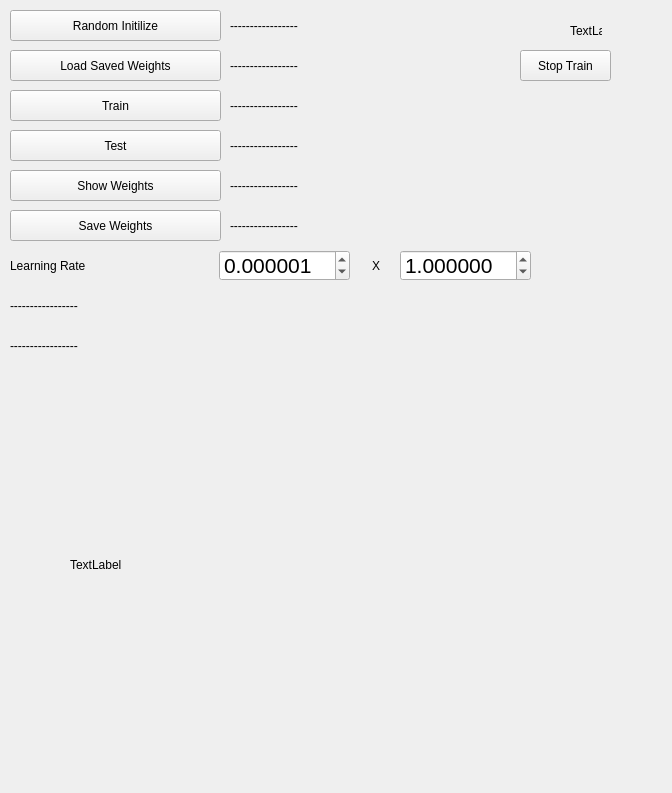
The window that mainwindow.ui (ahmetcihan/hand_recognition) describes before a commit, drawn with Qt 5.
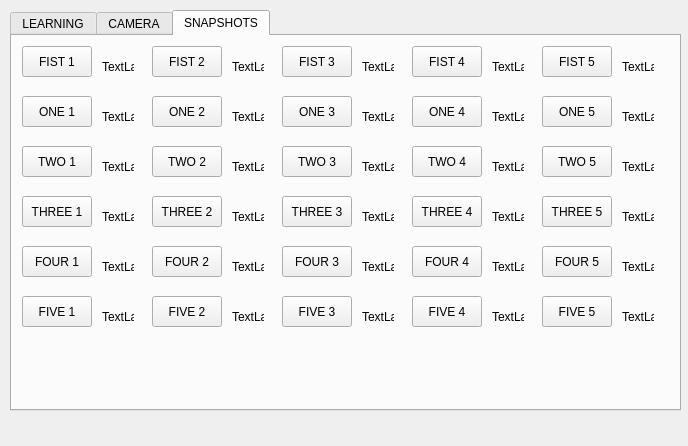
The same window after the commit.

Commit message: snapshot images are taken

Patch:
```diff
--- a/mainwindow.ui
+++ b/mainwindow.ui
@@ -6,317 +6,1164 @@
    <rect>
     <x>0</x>
     <y>0</y>
-    <width>672</width>
-    <height>793</height>
+    <width>688</width>
+    <height>446</height>
    </rect>
   </property>
   <property name="windowTitle">
    <string>MainWindow</string>
   </property>
   <widget class="QWidget" name="centralWidget">
-   <widget class="QLabel" name="label_hand_two">
-    <property name="geometry">
-     <rect>
-      <x>570</x>
-      <y>10</y>
-      <width>32</width>
-      <height>42</height>
-     </rect>
-    </property>
-    <property name="text">
-     <string>TextLabel</string>
-    </property>
-   </widget>
-   <widget class="QPushButton" name="pushButton_76800_1024_1024_6_train">
-    <property name="geometry">
-     <rect>
-      <x>10</x>
-      <y>90</y>
-      <width>211</width>
-      <height>31</height>
-     </rect>
-    </property>
-    <property name="text">
-     <string>Train</string>
-    </property>
-   </widget>
-   <widget class="QPushButton" name="pushButton_76800_1024_1024_6_random_initilize">
-    <property name="geometry">
-     <rect>
-      <x>10</x>
-      <y>10</y>
-      <width>211</width>
-      <height>31</height>
-     </rect>
-    </property>
-    <property name="text">
-     <string>Random Initilize</string>
-    </property>
-   </widget>
-   <widget class="QPushButton" name="pushButton_76800_1024_1024_6_load_saved_weights">
-    <property name="geometry">
-     <rect>
-      <x>10</x>
-      <y>50</y>
-      <width>211</width>
-      <height>31</height>
-     </rect>
-    </property>
-    <property name="text">
-     <string>Load Saved Weights</string>
-    </property>
-   </widget>
-   <widget class="QLabel" name="label_76800_1024_1024_6_train">
-    <property name="geometry">
-     <rect>
-      <x>230</x>
-      <y>90</y>
-      <width>200</width>
-      <height>31</height>
-     </rect>
-    </property>
-    <property name="text">
-     <string>-----------------</string>
-    </property>
-   </widget>
-   <widget class="QPushButton" name="pushButton_76800_1024_1024_6_stop_train">
-    <property name="geometry">
-     <rect>
-      <x>520</x>
-      <y>50</y>
-      <width>91</width>
-      <height>31</height>
-     </rect>
-    </property>
-    <property name="text">
-     <string>Stop Train</string>
-    </property>
-   </widget>
-   <widget class="QLabel" name="label_76800_1024_1024_6_test">
-    <property name="geometry">
-     <rect>
-      <x>230</x>
-      <y>130</y>
-      <width>200</width>
-      <height>31</height>
-     </rect>
-    </property>
-    <property name="text">
-     <string>-----------------</string>
-    </property>
-   </widget>
-   <widget class="QLabel" name="label_76800_1024_1024_6_train_status_2">
-    <property name="geometry">
-     <rect>
-      <x>10</x>
-      <y>330</y>
-      <width>401</width>
-      <height>31</height>
-     </rect>
-    </property>
-    <property name="text">
-     <string>-----------------</string>
-    </property>
-   </widget>
-   <widget class="QPushButton" name="pushButton_76800_1024_1024_6_show_weights">
-    <property name="geometry">
-     <rect>
-      <x>10</x>
-      <y>170</y>
-      <width>211</width>
-      <height>31</height>
-     </rect>
-    </property>
-    <property name="text">
-     <string>Show Weights</string>
-    </property>
-   </widget>
-   <widget class="QLabel" name="label_76800_1024_1024_6_show_weights">
-    <property name="geometry">
-     <rect>
-      <x>230</x>
-      <y>170</y>
-      <width>200</width>
-      <height>31</height>
-     </rect>
-    </property>
-    <property name="text">
-     <string>-----------------</string>
-    </property>
-   </widget>
-   <widget class="QLabel" name="label_76800_1024_1024_6_save_weights">
-    <property name="geometry">
-     <rect>
-      <x>230</x>
-      <y>210</y>
-      <width>200</width>
-      <height>31</height>
-     </rect>
-    </property>
-    <property name="text">
-     <string>-----------------</string>
-    </property>
-   </widget>
-   <widget class="QLabel" name="label_76800_1024_1024_6_load_saved_weights">
-    <property name="geometry">
-     <rect>
-      <x>230</x>
-      <y>50</y>
-      <width>200</width>
-      <height>31</height>
-     </rect>
-    </property>
-    <property name="text">
-     <string>-----------------</string>
-    </property>
-   </widget>
-   <widget class="QLabel" name="label_76800_1024_1024_6_train_status">
-    <property name="geometry">
-     <rect>
-      <x>10</x>
-      <y>290</y>
-      <width>401</width>
-      <height>31</height>
-     </rect>
-    </property>
-    <property name="text">
-     <string>-----------------</string>
-    </property>
-   </widget>
-   <widget class="QPushButton" name="pushButton_76800_1024_1024_6_save_weights">
-    <property name="geometry">
-     <rect>
-      <x>10</x>
-      <y>210</y>
-      <width>211</width>
-      <height>31</height>
-     </rect>
-    </property>
-    <property name="text">
-     <string>Save Weights</string>
-    </property>
-   </widget>
-   <widget class="QPushButton" name="pushButton_76800_1024_1024_6_test">
-    <property name="geometry">
-     <rect>
-      <x>10</x>
-      <y>130</y>
-      <width>211</width>
-      <height>31</height>
-     </rect>
-    </property>
-    <property name="text">
-     <string>Test</string>
-    </property>
-   </widget>
-   <widget class="QLabel" name="label_76800_1024_1024_6_random_initilize">
-    <property name="geometry">
-     <rect>
-      <x>230</x>
-      <y>10</y>
-      <width>200</width>
-      <height>31</height>
-     </rect>
-    </property>
-    <property name="text">
-     <string>-----------------</string>
-    </property>
-   </widget>
-   <widget class="QLabel" name="label_76800_1024_1024_6_test_2">
-    <property name="geometry">
-     <rect>
-      <x>10</x>
-      <y>250</y>
-      <width>210</width>
-      <height>31</height>
-     </rect>
-    </property>
-    <property name="text">
-     <string>Learning Rate</string>
-    </property>
-   </widget>
-   <widget class="QDoubleSpinBox" name="doubleSpinBox">
-    <property name="geometry">
-     <rect>
-      <x>219</x>
-      <y>250</y>
-      <width>131</width>
-      <height>31</height>
-     </rect>
-    </property>
-    <property name="font">
-     <font>
-      <pointsize>16</pointsize>
-     </font>
-    </property>
-    <property name="decimals">
-     <number>6</number>
-    </property>
-    <property name="maximum">
-     <double>10.000000000000000</double>
-    </property>
-    <property name="singleStep">
-     <double>0.000001000000000</double>
-    </property>
-    <property name="value">
-     <double>0.000001000000000</double>
-    </property>
-   </widget>
-   <widget class="QDoubleSpinBox" name="doubleSpinBox_2">
-    <property name="geometry">
-     <rect>
-      <x>400</x>
-      <y>250</y>
-      <width>131</width>
-      <height>31</height>
-     </rect>
-    </property>
-    <property name="font">
-     <font>
-      <pointsize>16</pointsize>
-     </font>
-    </property>
-    <property name="decimals">
-     <number>6</number>
-    </property>
-    <property name="maximum">
-     <double>10.000000000000000</double>
-    </property>
-    <property name="singleStep">
-     <double>0.000001000000000</double>
-    </property>
-    <property name="value">
-     <double>1.000000000000000</double>
-    </property>
-   </widget>
-   <widget class="QLabel" name="label_hand_two_2">
-    <property name="geometry">
-     <rect>
-      <x>360</x>
-      <y>250</y>
-      <width>32</width>
-      <height>31</height>
-     </rect>
-    </property>
-    <property name="text">
-     <string>X</string>
-    </property>
-    <property name="alignment">
-     <set>Qt::AlignCenter</set>
-    </property>
-   </widget>
-   <widget class="QLabel" name="label_video">
-    <property name="geometry">
-     <rect>
-      <x>70</x>
-      <y>430</y>
-      <width>480</width>
-      <height>270</height>
-     </rect>
-    </property>
-    <property name="text">
-     <string>TextLabel</string>
-    </property>
+   <widget class="QTabWidget" name="tabWidget">
+    <property name="geometry">
+     <rect>
+      <x>10</x>
+      <y>10</y>
+      <width>671</width>
+      <height>401</height>
+     </rect>
+    </property>
+    <property name="currentIndex">
+     <number>2</number>
+    </property>
+    <widget class="QWidget" name="tab">
+     <attribute name="title">
+      <string>LEARNING</string>
+     </attribute>
+     <widget class="QLabel" name="label_76800_1024_1024_6_train_status_2">
+      <property name="geometry">
+       <rect>
+        <x>0</x>
+        <y>330</y>
+        <width>401</width>
+        <height>31</height>
+       </rect>
+      </property>
+      <property name="text">
+       <string>-----------------</string>
+      </property>
+     </widget>
+     <widget class="QPushButton" name="pushButton_76800_1024_1024_6_save_weights">
+      <property name="geometry">
+       <rect>
+        <x>0</x>
+        <y>210</y>
+        <width>211</width>
+        <height>31</height>
+       </rect>
+      </property>
+      <property name="text">
+       <string>Save Weights</string>
+      </property>
+     </widget>
+     <widget class="QLabel" name="label_76800_1024_1024_6_save_weights">
+      <property name="geometry">
+       <rect>
+        <x>220</x>
+        <y>210</y>
+        <width>200</width>
+        <height>31</height>
+       </rect>
+      </property>
+      <property name="text">
+       <string>-----------------</string>
+      </property>
+     </widget>
+     <widget class="QPushButton" name="pushButton_76800_1024_1024_6_train">
+      <property name="geometry">
+       <rect>
+        <x>0</x>
+        <y>90</y>
+        <width>211</width>
+        <height>31</height>
+       </rect>
+      </property>
+      <property name="text">
+       <string>Train</string>
+      </property>
+     </widget>
+     <widget class="QLabel" name="label_76800_1024_1024_6_train_status">
+      <property name="geometry">
+       <rect>
+        <x>0</x>
+        <y>290</y>
+        <width>401</width>
+        <height>31</height>
+       </rect>
+      </property>
+      <property name="text">
+       <string>-----------------</string>
+      </property>
+     </widget>
+     <widget class="QPushButton" name="pushButton_76800_1024_1024_6_load_saved_weights">
+      <property name="geometry">
+       <rect>
+        <x>0</x>
+        <y>50</y>
+        <width>211</width>
+        <height>31</height>
+       </rect>
+      </property>
+      <property name="text">
+       <string>Load Saved Weights</string>
+      </property>
+     </widget>
+     <widget class="QLabel" name="label_76800_1024_1024_6_load_saved_weights">
+      <property name="geometry">
+       <rect>
+        <x>220</x>
+        <y>50</y>
+        <width>200</width>
+        <height>31</height>
+       </rect>
+      </property>
+      <property name="text">
+       <string>-----------------</string>
+      </property>
+     </widget>
+     <widget class="QLabel" name="label_76800_1024_1024_6_show_weights">
+      <property name="geometry">
+       <rect>
+        <x>220</x>
+        <y>170</y>
+        <width>200</width>
+        <height>31</height>
+       </rect>
+      </property>
+      <property name="text">
+       <string>-----------------</string>
+      </property>
+     </widget>
+     <widget class="QPushButton" name="pushButton_76800_1024_1024_6_show_weights">
+      <property name="geometry">
+       <rect>
+        <x>0</x>
+        <y>170</y>
+        <width>211</width>
+        <height>31</height>
+       </rect>
+      </property>
+      <property name="text">
+       <string>Show Weights</string>
+      </property>
+     </widget>
+     <widget class="QLabel" name="label_hand_two_2">
+      <property name="geometry">
+       <rect>
+        <x>350</x>
+        <y>250</y>
+        <width>32</width>
+        <height>31</height>
+       </rect>
+      </property>
+      <property name="text">
+       <string>X</string>
+      </property>
+      <property name="alignment">
+       <set>Qt::AlignCenter</set>
+      </property>
+     </widget>
+     <widget class="QLabel" name="label_76800_1024_1024_6_test">
+      <property name="geometry">
+       <rect>
+        <x>220</x>
+        <y>130</y>
+        <width>200</width>
+        <height>31</height>
+       </rect>
+      </property>
+      <property name="text">
+       <string>-----------------</string>
+      </property>
+     </widget>
+     <widget class="QLabel" name="label_76800_1024_1024_6_random_initilize">
+      <property name="geometry">
+       <rect>
+        <x>220</x>
+        <y>10</y>
+        <width>200</width>
+        <height>31</height>
+       </rect>
+      </property>
+      <property name="text">
+       <string>-----------------</string>
+      </property>
+     </widget>
+     <widget class="QLabel" name="label_76800_1024_1024_6_train">
+      <property name="geometry">
+       <rect>
+        <x>220</x>
+        <y>90</y>
+        <width>200</width>
+        <height>31</height>
+       </rect>
+      </property>
+      <property name="text">
+       <string>-----------------</string>
+      </property>
+     </widget>
+     <widget class="QDoubleSpinBox" name="doubleSpinBox">
+      <property name="geometry">
+       <rect>
+        <x>209</x>
+        <y>250</y>
+        <width>131</width>
+        <height>31</height>
+       </rect>
+      </property>
+      <property name="font">
+       <font>
+        <pointsize>16</pointsize>
+       </font>
+      </property>
+      <property name="decimals">
+       <number>6</number>
+      </property>
+      <property name="maximum">
+       <double>10.000000000000000</double>
+      </property>
+      <property name="singleStep">
+       <double>0.000001000000000</double>
+      </property>
+      <property name="value">
+       <double>0.000001000000000</double>
+      </property>
+     </widget>
+     <widget class="QDoubleSpinBox" name="doubleSpinBox_2">
+      <property name="geometry">
+       <rect>
+        <x>390</x>
+        <y>250</y>
+        <width>131</width>
+        <height>31</height>
+       </rect>
+      </property>
+      <property name="font">
+       <font>
+        <pointsize>16</pointsize>
+       </font>
+      </property>
+      <property name="decimals">
+       <number>6</number>
+      </property>
+      <property name="maximum">
+       <double>10.000000000000000</double>
+      </property>
+      <property name="singleStep">
+       <double>0.000001000000000</double>
+      </property>
+      <property name="value">
+       <double>1.000000000000000</double>
+      </property>
+     </widget>
+     <widget class="QLabel" name="label_76800_1024_1024_6_test_2">
+      <property name="geometry">
+       <rect>
+        <x>0</x>
+        <y>250</y>
+        <width>210</width>
+        <height>31</height>
+       </rect>
+      </property>
+      <property name="text">
+       <string>Learning Rate</string>
+      </property>
+     </widget>
+     <widget class="QPushButton" name="pushButton_76800_1024_1024_6_test">
+      <property name="geometry">
+       <rect>
+        <x>0</x>
+        <y>130</y>
+        <width>211</width>
+        <height>31</height>
+       </rect>
+      </property>
+      <property name="text">
+       <string>Test</string>
+      </property>
+     </widget>
+     <widget class="QPushButton" name="pushButton_76800_1024_1024_6_random_initilize">
+      <property name="geometry">
+       <rect>
+        <x>0</x>
+        <y>10</y>
+        <width>211</width>
+        <height>31</height>
+       </rect>
+      </property>
+      <property name="text">
+       <string>Random Initilize</string>
+      </property>
+     </widget>
+     <widget class="QLabel" name="label_hand_two">
+      <property name="geometry">
+       <rect>
+        <x>490</x>
+        <y>10</y>
+        <width>32</width>
+        <height>42</height>
+       </rect>
+      </property>
+      <property name="text">
+       <string>TextLabel</string>
+      </property>
+     </widget>
+     <widget class="QPushButton" name="pushButton_76800_1024_1024_6_stop_train">
+      <property name="geometry">
+       <rect>
+        <x>440</x>
+        <y>60</y>
+        <width>91</width>
+        <height>31</height>
+       </rect>
+      </property>
+      <property name="text">
+       <string>Stop Train</string>
+      </property>
+     </widget>
+    </widget>
+    <widget class="QWidget" name="tab_2">
+     <attribute name="title">
+      <string>CAMERA</string>
+     </attribute>
+     <widget class="QLabel" name="label_video">
+      <property name="geometry">
+       <rect>
+        <x>10</x>
+        <y>10</y>
+        <width>320</width>
+        <height>240</height>
+       </rect>
+      </property>
+      <property name="text">
+       <string>TextLabel</string>
+      </property>
+     </widget>
+     <widget class="QLabel" name="label_video_rotated">
+      <property name="geometry">
+       <rect>
+        <x>340</x>
+        <y>10</y>
+        <width>240</width>
+        <height>320</height>
+       </rect>
+      </property>
+      <property name="text">
+       <string>TextLabel</string>
+      </property>
+     </widget>
+     <widget class="QLabel" name="label_video_small_monochrome">
+      <property name="geometry">
+       <rect>
+        <x>10</x>
+        <y>310</y>
+        <width>32</width>
+        <height>42</height>
+       </rect>
+      </property>
+      <property name="text">
+       <string>TextLabel</string>
+      </property>
+     </widget>
+     <widget class="QPushButton" name="pushButton_shot">
+      <property name="geometry">
+       <rect>
+        <x>90</x>
+        <y>310</y>
+        <width>91</width>
+        <height>31</height>
+       </rect>
+      </property>
+      <property name="text">
+       <string>SHOT</string>
+      </property>
+     </widget>
+    </widget>
+    <widget class="QWidget" name="tab_3">
+     <attribute name="title">
+      <string>SNAPSHOTS</string>
+     </attribute>
+     <widget class="QPushButton" name="pushButton_snapshot_fist_1">
+      <property name="geometry">
+       <rect>
+        <x>10</x>
+        <y>10</y>
+        <width>70</width>
+        <height>31</height>
+       </rect>
+      </property>
+      <property name="text">
+       <string>FIST 1</string>
+      </property>
+     </widget>
+     <widget class="QLabel" name="label_snapshot_fist_1">
+      <property name="geometry">
+       <rect>
+        <x>90</x>
+        <y>10</y>
+        <width>32</width>
+        <height>42</height>
+       </rect>
+      </property>
+      <property name="text">
+       <string>TextLabel</string>
+      </property>
+     </widget>
+     <widget class="QLabel" name="label_snapshot_one_1">
+      <property name="geometry">
+       <rect>
+        <x>90</x>
+        <y>60</y>
+        <width>32</width>
+        <height>42</height>
+       </rect>
+      </property>
+      <property name="text">
+       <string>TextLabel</string>
+      </property>
+     </widget>
+     <widget class="QPushButton" name="pushButton_snapshot_one_1">
+      <property name="geometry">
+       <rect>
+        <x>10</x>
+        <y>60</y>
+        <width>70</width>
+        <height>31</height>
+       </rect>
+      </property>
+      <property name="text">
+       <string>ONE 1</string>
+      </property>
+     </widget>
+     <widget class="QPushButton" name="pushButton_snapshot_two_1">
+      <property name="geometry">
+       <rect>
+        <x>10</x>
+        <y>110</y>
+        <width>70</width>
+        <height>31</height>
+       </rect>
+      </property>
+      <property name="text">
+       <string>TWO 1</string>
+      </property>
+     </widget>
+     <widget class="QLabel" name="label_snapshot_two_1">
+      <property name="geometry">
+       <rect>
+        <x>90</x>
+        <y>110</y>
+        <width>32</width>
+        <height>42</height>
+       </rect>
+      </property>
+      <property name="text">
+       <string>TextLabel</string>
+      </property>
+     </widget>
+     <widget class="QPushButton" name="pushButton_snapshot_three_1">
+      <property name="geometry">
+       <rect>
+        <x>10</x>
+        <y>160</y>
+        <width>70</width>
+        <height>31</height>
+       </rect>
+      </property>
+      <property name="text">
+       <string>THREE 1</string>
+      </property>
+     </widget>
+     <widget class="QLabel" name="label_snapshot_three_1">
+      <property name="geometry">
+       <rect>
+        <x>90</x>
+        <y>160</y>
+        <width>32</width>
+        <height>42</height>
+       </rect>
+      </property>
+      <property name="text">
+       <string>TextLabel</string>
+      </property>
+     </widget>
+     <widget class="QPushButton" name="pushButton_snapshot_four_1">
+      <property name="geometry">
+       <rect>
+        <x>10</x>
+        <y>210</y>
+        <width>70</width>
+        <height>31</height>
+       </rect>
+      </property>
+      <property name="text">
+       <string>FOUR 1</string>
+      </property>
+     </widget>
+     <widget class="QLabel" name="label_snapshot_four_1">
+      <property name="geometry">
+       <rect>
+        <x>90</x>
+        <y>210</y>
+        <width>32</width>
+        <height>42</height>
+       </rect>
+      </property>
+      <property name="text">
+       <string>TextLabel</string>
+      </property>
+     </widget>
+     <widget class="QPushButton" name="pushButton_snapshot_five_1">
+      <property name="geometry">
+       <rect>
+        <x>10</x>
+        <y>260</y>
+        <width>70</width>
+        <height>31</height>
+       </rect>
+      </property>
+      <property name="text">
+       <string>FIVE 1</string>
+      </property>
+     </widget>
+     <widget class="QLabel" name="label_snapshot_five_1">
+      <property name="geometry">
+       <rect>
+        <x>90</x>
+        <y>260</y>
+        <width>32</width>
+        <height>42</height>
+       </rect>
+      </property>
+      <property name="text">
+       <string>TextLabel</string>
+      </property>
+     </widget>
+     <widget class="QPushButton" name="pushButton_snapshot_one_2">
+      <property name="geometry">
+       <rect>
+        <x>140</x>
+        <y>60</y>
+        <width>70</width>
+        <height>31</height>
+       </rect>
+      </property>
+      <property name="text">
+       <string>ONE 2</string>
+      </property>
+     </widget>
+     <widget class="QLabel" name="label_snapshot_fist_2">
+      <property name="geometry">
+       <rect>
+        <x>220</x>
+        <y>10</y>
+        <width>32</width>
+        <height>42</height>
+       </rect>
+      </property>
+      <property name="text">
+       <string>TextLabel</string>
+      </property>
+     </widget>
+     <widget class="QPushButton" name="pushButton_snapshot_four_2">
+      <property name="geometry">
+       <rect>
+        <x>140</x>
+        <y>210</y>
+        <width>70</width>
+        <height>31</height>
+       </rect>
+      </property>
+      <property name="text">
+       <string>FOUR 2</string>
+      </property>
+     </widget>
+     <widget class="QLabel" name="label_snapshot_four_2">
+      <property name="geometry">
+       <rect>
+        <x>220</x>
+        <y>210</y>
+        <width>32</width>
+        <height>42</height>
+       </rect>
+      </property>
+      <property name="text">
+       <string>TextLabel</string>
+      </property>
+     </widget>
+     <widget class="QPushButton" name="pushButton_snapshot_fist_2">
+      <property name="geometry">
+       <rect>
+        <x>140</x>
+        <y>10</y>
+        <width>70</width>
+        <height>31</height>
+       </rect>
+      </property>
+      <property name="text">
+       <string>FIST 2</string>
+      </property>
+     </widget>
+     <widget class="QPushButton" name="pushButton_snapshot_three_2">
+      <property name="geometry">
+       <rect>
+        <x>140</x>
+        <y>160</y>
+        <width>70</width>
+        <height>31</height>
+       </rect>
+      </property>
+      <property name="text">
+       <string>THREE 2</string>
+      </property>
+     </widget>
+     <widget class="QPushButton" name="pushButton_snapshot_five_2">
+      <property name="geometry">
+       <rect>
+        <x>140</x>
+        <y>260</y>
+        <width>70</width>
+        <height>31</height>
+       </rect>
+      </property>
+      <property name="text">
+       <string>FIVE 2</string>
+      </property>
+     </widget>
+     <widget class="QLabel" name="label_snapshot_one_2">
+      <property name="geometry">
+       <rect>
+        <x>220</x>
+        <y>60</y>
+        <width>32</width>
+        <height>42</height>
+       </rect>
+      </property>
+      <property name="text">
+       <string>TextLabel</string>
+      </property>
+     </widget>
+     <widget class="QPushButton" name="pushButton_snapshot_two_2">
+      <property name="geometry">
+       <rect>
+        <x>140</x>
+        <y>110</y>
+        <width>70</width>
+        <height>31</height>
+       </rect>
+      </property>
+      <property name="text">
+       <string>TWO 2</string>
+      </property>
+     </widget>
+     <widget class="QLabel" name="label_snapshot_two_2">
+      <property name="geometry">
+       <rect>
+        <x>220</x>
+        <y>110</y>
+        <width>32</width>
+        <height>42</height>
+       </rect>
+      </property>
+      <property name="text">
+       <string>TextLabel</string>
+      </property>
+     </widget>
+     <widget class="QLabel" name="label_snapshot_five_2">
+      <property name="geometry">
+       <rect>
+        <x>220</x>
+        <y>260</y>
+        <width>32</width>
+        <height>42</height>
+       </rect>
+      </property>
+      <property name="text">
+       <string>TextLabel</string>
+      </property>
+     </widget>
+     <widget class="QLabel" name="label_snapshot_three_2">
+      <property name="geometry">
+       <rect>
+        <x>220</x>
+        <y>160</y>
+        <width>32</width>
+        <height>42</height>
+       </rect>
+      </property>
+      <property name="text">
+       <string>TextLabel</string>
+      </property>
+     </widget>
+     <widget class="QPushButton" name="pushButton_snapshot_one_3">
+      <property name="geometry">
+       <rect>
+        <x>270</x>
+        <y>60</y>
+        <width>70</width>
+        <height>31</height>
+       </rect>
+      </property>
+      <property name="text">
+       <string>ONE 3</string>
+      </property>
+     </widget>
+     <widget class="QLabel" name="label_snapshot_fist_3">
+      <property name="geometry">
+       <rect>
+        <x>350</x>
+        <y>10</y>
+        <width>32</width>
+        <height>42</height>
+       </rect>
+      </property>
+      <property name="text">
+       <string>TextLabel</string>
+      </property>
+     </widget>
+     <widget class="QPushButton" name="pushButton_snapshot_four_3">
+      <property name="geometry">
+       <rect>
+        <x>270</x>
+        <y>210</y>
+        <width>70</width>
+        <height>31</height>
+       </rect>
+      </property>
+      <property name="text">
+       <string>FOUR 3</string>
+      </property>
+     </widget>
+     <widget class="QLabel" name="label_snapshot_four_3">
+      <property name="geometry">
+       <rect>
+        <x>350</x>
+        <y>210</y>
+        <width>32</width>
+        <height>42</height>
+       </rect>
+      </property>
+      <property name="text">
+       <string>TextLabel</string>
+      </property>
+     </widget>
+     <widget class="QPushButton" name="pushButton_snapshot_fist_3">
+      <property name="geometry">
+       <rect>
+        <x>270</x>
+        <y>10</y>
+        <width>70</width>
+        <height>31</height>
+       </rect>
+      </property>
+      <property name="text">
+       <string>FIST 3</string>
+      </property>
+     </widget>
+     <widget class="QPushButton" name="pushButton_snapshot_three_3">
+      <property name="geometry">
+       <rect>
+        <x>270</x>
+        <y>160</y>
+        <width>70</width>
+        <height>31</height>
+       </rect>
+      </property>
+      <property name="text">
+       <string>THREE 3</string>
+      </property>
+     </widget>
+     <widget class="QPushButton" name="pushButton_snapshot_five_3">
+      <property name="geometry">
+       <rect>
+        <x>270</x>
+        <y>260</y>
+        <width>70</width>
+        <height>31</height>
+       </rect>
+      </property>
+      <property name="text">
+       <string>FIVE 3</string>
+      </property>
+     </widget>
+     <widget class="QLabel" name="label_snapshot_one_3">
+      <property name="geometry">
+       <rect>
+        <x>350</x>
+        <y>60</y>
+        <width>32</width>
+        <height>42</height>
+       </rect>
+      </property>
+      <property name="text">
+       <string>TextLabel</string>
+      </property>
+     </widget>
+     <widget class="QPushButton" name="pushButton_snapshot_two_3">
+      <property name="geometry">
+       <rect>
+        <x>270</x>
+        <y>110</y>
+        <width>70</width>
+        <height>31</height>
+       </rect>
+      </property>
+      <property name="text">
+       <string>TWO 3</string>
+      </property>
+     </widget>
+     <widget class="QLabel" name="label_snapshot_two_3">
+      <property name="geometry">
+       <rect>
+        <x>350</x>
+        <y>110</y>
+        <width>32</width>
+        <height>42</height>
+       </rect>
+      </property>
+      <property name="text">
+       <string>TextLabel</string>
+      </property>
+     </widget>
+     <widget class="QLabel" name="label_snapshot_five_3">
+      <property name="geometry">
+       <rect>
+        <x>350</x>
+        <y>260</y>
+        <width>32</width>
+        <height>42</height>
+       </rect>
+      </property>
+      <property name="text">
+       <string>TextLabel</string>
+      </property>
+     </widget>
+     <widget class="QLabel" name="label_snapshot_three_3">
+      <property name="geometry">
+       <rect>
+        <x>350</x>
+        <y>160</y>
+        <width>32</width>
+        <height>42</height>
+       </rect>
+      </property>
+      <property name="text">
+       <string>TextLabel</string>
+      </property>
+     </widget>
+     <widget class="QPushButton" name="pushButton_snapshot_one_4">
+      <property name="geometry">
+       <rect>
+        <x>400</x>
+        <y>60</y>
+        <width>70</width>
+        <height>31</height>
+       </rect>
+      </property>
+      <property name="text">
+       <string>ONE 4</string>
+      </property>
+     </widget>
+     <widget class="QLabel" name="label_snapshot_fist_4">
+      <property name="geometry">
+       <rect>
+        <x>480</x>
+        <y>10</y>
+        <width>32</width>
+        <height>42</height>
+       </rect>
+      </property>
+      <property name="text">
+       <string>TextLabel</string>
+      </property>
+     </widget>
+     <widget class="QPushButton" name="pushButton_snapshot_four_4">
+      <property name="geometry">
+       <rect>
+        <x>400</x>
+        <y>210</y>
+        <width>70</width>
+        <height>31</height>
+       </rect>
+      </property>
+      <property name="text">
+       <string>FOUR 4</string>
+      </property>
+     </widget>
+     <widget class="QLabel" name="label_snapshot_four_4">
+      <property name="geometry">
+       <rect>
+        <x>480</x>
+        <y>210</y>
+        <width>32</width>
+        <height>42</height>
+       </rect>
+      </property>
+      <property name="text">
+       <string>TextLabel</string>
+      </property>
+     </widget>
+     <widget class="QPushButton" name="pushButton_snapshot_fist_4">
+      <property name="geometry">
+       <rect>
+        <x>400</x>
+        <y>10</y>
+        <width>70</width>
+        <height>31</height>
+       </rect>
+      </property>
+      <property name="text">
+       <string>FIST 4</string>
+      </property>
+     </widget>
+     <widget class="QPushButton" name="pushButton_snapshot_three_4">
+      <property name="geometry">
+       <rect>
+        <x>400</x>
+        <y>160</y>
+        <width>70</width>
+        <height>31</height>
+       </rect>
+      </property>
+      <property name="text">
+       <string>THREE 4</string>
+      </property>
+     </widget>
+     <widget class="QPushButton" name="pushButton_snapshot_five_4">
+      <property name="geometry">
+       <rect>
+        <x>400</x>
+        <y>260</y>
+        <width>70</width>
+        <height>31</height>
+       </rect>
+      </property>
+      <property name="text">
+       <string>FIVE 4</string>
+      </property>
+     </widget>
+     <widget class="QLabel" name="label_snapshot_one_4">
+      <property name="geometry">
+       <rect>
+        <x>480</x>
+        <y>60</y>
+        <width>32</width>
+        <height>42</height>
+       </rect>
+      </property>
+      <property name="text">
+       <string>TextLabel</string>
+      </property>
+     </widget>
+     <widget class="QPushButton" name="pushButton_snapshot_two_4">
+      <property name="geometry">
+       <rect>
+        <x>400</x>
+        <y>110</y>
+        <width>70</width>
+        <height>31</height>
+       </rect>
+      </property>
+      <property name="text">
+       <string>TWO 4</string>
+      </property>
+     </widget>
+     <widget class="QLabel" name="label_snapshot_two_4">
+      <property name="geometry">
+       <rect>
+        <x>480</x>
+        <y>110</y>
+        <width>32</width>
+        <height>42</height>
+       </rect>
+      </property>
+      <property name="text">
+       <string>TextLabel</string>
+      </property>
+     </widget>
+     <widget class="QLabel" name="label_snapshot_five_4">
+      <property name="geometry">
+       <rect>
+        <x>480</x>
+        <y>260</y>
+        <width>32</width>
+        <height>42</height>
+       </rect>
+      </property>
+      <property name="text">
+       <string>TextLabel</string>
+      </property>
+     </widget>
+     <widget class="QLabel" name="label_snapshot_three_4">
+      <property name="geometry">
+       <rect>
+        <x>480</x>
+        <y>160</y>
+        <width>32</width>
+        <height>42</height>
+       </rect>
+      </property>
+      <property name="text">
+       <string>TextLabel</string>
+      </property>
+     </widget>
+     <widget class="QPushButton" name="pushButton_snapshot_one_5">
+      <property name="geometry">
+       <rect>
+        <x>530</x>
+        <y>60</y>
+        <width>70</width>
+        <height>31</height>
+       </rect>
+      </property>
+      <property name="text">
+       <string>ONE 5</string>
+      </property>
+     </widget>
+     <widget class="QLabel" name="label_snapshot_fist_5">
+      <property name="geometry">
+       <rect>
+        <x>610</x>
+        <y>10</y>
+        <width>32</width>
+        <height>42</height>
+       </rect>
+      </property>
+      <property name="text">
+       <string>TextLabel</string>
+      </property>
+     </widget>
+     <widget class="QPushButton" name="pushButton_snapshot_four_5">
+      <property name="geometry">
+       <rect>
+        <x>530</x>
+        <y>210</y>
+        <width>70</width>
+        <height>31</height>
+       </rect>
+      </property>
+      <property name="text">
+       <string>FOUR 5</string>
+      </property>
+     </widget>
+     <widget class="QLabel" name="label_snapshot_four_5">
+      <property name="geometry">
+       <rect>
+        <x>610</x>
+        <y>210</y>
+        <width>32</width>
+        <height>42</height>
+       </rect>
+      </property>
+      <property name="text">
+       <string>TextLabel</string>
+      </property>
+     </widget>
+     <widget class="QPushButton" name="pushButton_snapshot_fist_5">
+      <property name="geometry">
+       <rect>
+        <x>530</x>
+        <y>10</y>
+        <width>70</width>
+        <height>31</height>
+       </rect>
+      </property>
+      <property name="text">
+       <string>FIST 5</string>
+      </property>
+     </widget>
+     <widget class="QPushButton" name="pushButton_snapshot_three_5">
+      <property name="geometry">
+       <rect>
+        <x>530</x>
+        <y>160</y>
+        <width>70</width>
+        <height>31</height>
+       </rect>
+      </property>
+      <property name="text">
+       <string>THREE 5</string>
+      </property>
+     </widget>
+     <widget class="QPushButton" name="pushButton_snapshot_five_5">
+      <property name="geometry">
+       <rect>
+        <x>530</x>
+        <y>260</y>
+        <width>70</width>
+        <height>31</height>
+       </rect>
+      </property>
+      <property name="text">
+       <string>FIVE 5</string>
+      </property>
+     </widget>
+     <widget class="QLabel" name="label_snapshot_one_5">
+      <property name="geometry">
+       <rect>
+        <x>610</x>
+        <y>60</y>
+        <width>32</width>
+        <height>42</height>
+       </rect>
+      </property>
+      <property name="text">
+       <string>TextLabel</string>
+      </property>
+     </widget>
+     <widget class="QPushButton" name="pushButton_snapshot_two_5">
+      <property name="geometry">
+       <rect>
+        <x>530</x>
+        <y>110</y>
+        <width>70</width>
+        <height>31</height>
+       </rect>
+      </property>
+      <property name="text">
+       <string>TWO 5</string>
+      </property>
+     </widget>
+     <widget class="QLabel" name="label_snapshot_two_5">
+      <property name="geometry">
+       <rect>
+        <x>610</x>
+        <y>110</y>
+        <width>32</width>
+        <height>42</height>
+       </rect>
+      </property>
+      <property name="text">
+       <string>TextLabel</string>
+      </property>
+     </widget>
+     <widget class="QLabel" name="label_snapshot_five_5">
+      <property name="geometry">
+       <rect>
+        <x>610</x>
+        <y>260</y>
+        <width>32</width>
+        <height>42</height>
+       </rect>
+      </property>
+      <property name="text">
+       <string>TextLabel</string>
+      </property>
+     </widget>
+     <widget class="QLabel" name="label_snapshot_three_5">
+      <property name="geometry">
+       <rect>
+        <x>610</x>
+        <y>160</y>
+        <width>32</width>
+        <height>42</height>
+       </rect>
+      </property>
+      <property name="text">
+       <string>TextLabel</string>
+      </property>
+     </widget>
+    </widget>
    </widget>
   </widget>
   <widget class="QMenuBar" name="menuBar">
```
Left out of the diff: 2 changed lines with no effect on the pictures. The commit also changes 5 other files.
